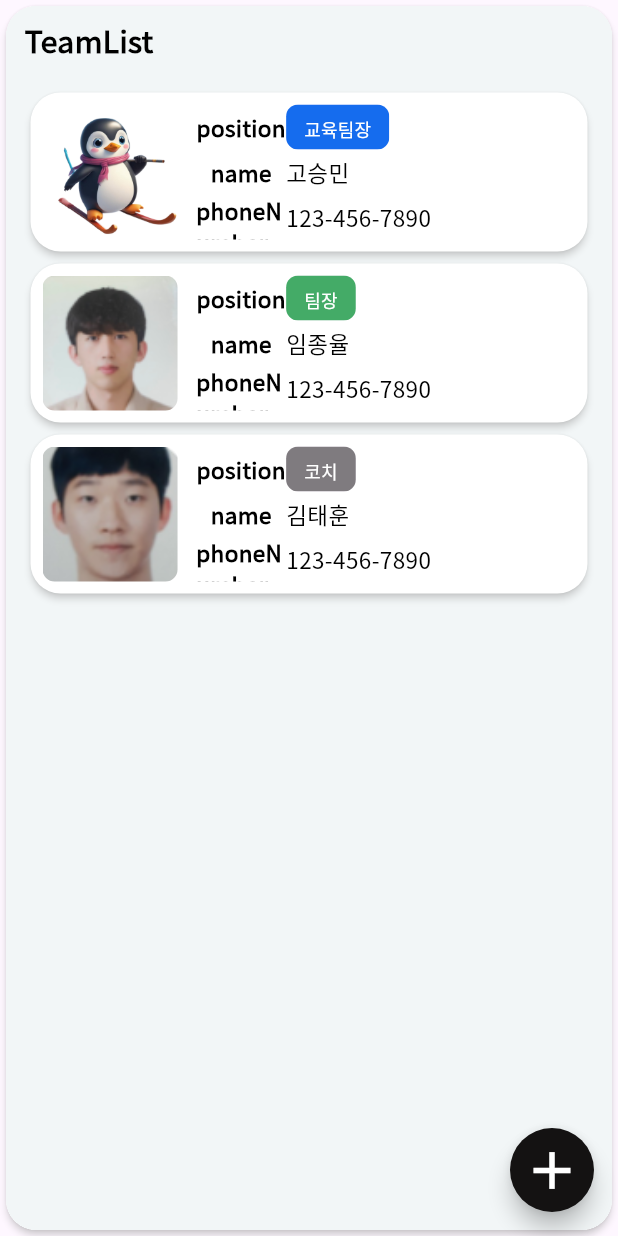
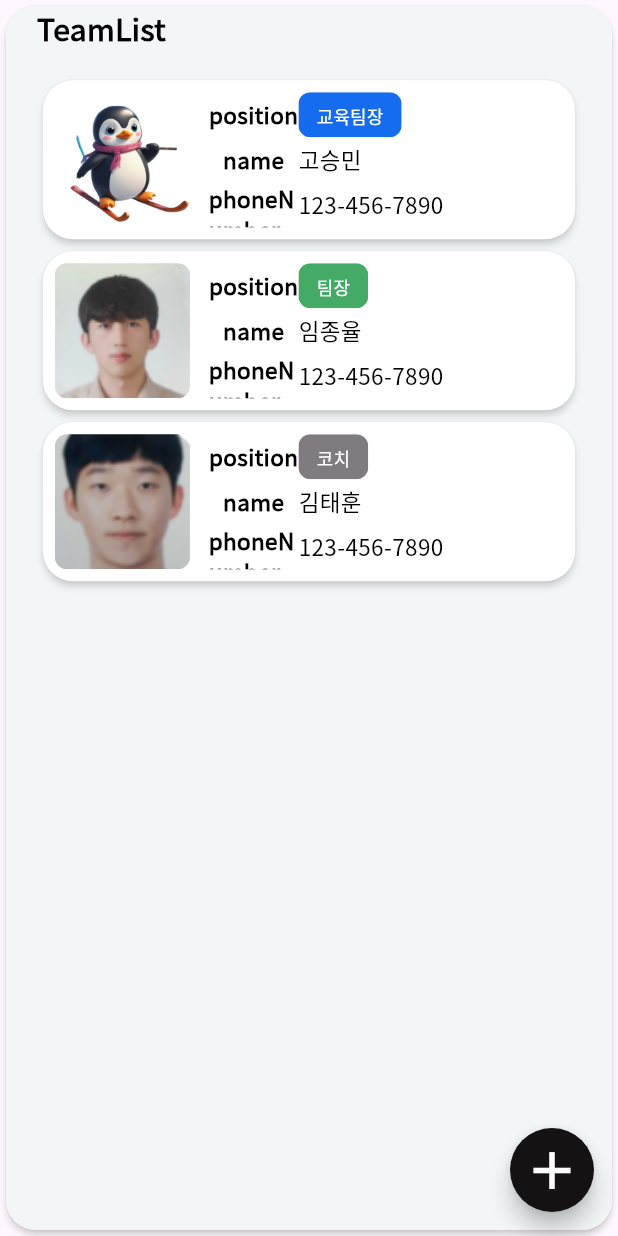
Before and after one commit to jason9865/go-ski, a Flutter app: the TeamListScreen screen opened directly, on a phone screen of 412 x 824 dp. Run offline on Flutter 3.47's test engine with Material 3 defaults, Android fonts, the phone set to English and light mode, and no system bars; our stand-ins replace easy_localization, get, image_picker, logger; project files that could hold a hidden picture were left out.

Commit message:
🎨 Refactor : goskiContainer

```diff
--- a/goski_instructor/lib/ui/component/goski_container.dart
+++ b/goski_instructor/lib/ui/component/goski_container.dart
@@ -42,26 +42,31 @@ class GoskiContainer extends StatelessWidget {
     // 기능 함수와 버튼 이름이 들어오면 버튼 렌더링, 아니면 버튼 대신 공백 렌더링
     return onConfirm != null && buttonName != null
         ? Container(
+            padding: EdgeInsets.symmetric(
+              horizontal: screenSizeController.getWidthByRatio(0.05),
+            ),
             width: screenSizeController.getWidthByRatio(1),
             height: screenSizeController.getHeightByRatio(1),
             decoration: const BoxDecoration(color: goskiBackground),
             child: Column(
+              mainAxisAlignment: MainAxisAlignment.spaceBetween,
               children: [
-                SingleChildScrollView(
-                  padding: EdgeInsets.symmetric(
-                    vertical: screenSizeController.getHeightByRatio(0.01),
-                    horizontal: screenSizeController.getWidthByRatio(0.06),
-                  ),
+                Expanded(
+                  child: SingleChildScrollView(
                     child: Column(
                       children: [
                         child,
-                      const SizedBox(
-                        height: 10,
-                      ),
                       ],
                     ),
                   ),
-                Row(
+                ),
+                SizedBox(
+                  height: screenSizeController.getHeightByRatio(0.01),
+                ),
+                Padding(
+                  padding: EdgeInsets.only(
+                      bottom: screenSizeController.getHeightByRatio(0.02)),
+                  child: Row(
                     mainAxisAlignment: MainAxisAlignment.center,
                     children: [
                       GoskiBigsizeButton(
@@ -70,18 +75,18 @@ class GoskiContainer extends StatelessWidget {
                           onTap: () => 0),
                     ],
                   ),
+                ),
               ],
             ),
           )
         : Container(
+            padding: EdgeInsets.symmetric(
+              horizontal: screenSizeController.getWidthByRatio(0.05),
+            ),
             decoration: const BoxDecoration(color: goskiBackground),
             width: screenSizeController.getWidthByRatio(1),
             height: screenSizeController.getHeightByRatio(1),
             child: SingleChildScrollView(
-              padding: EdgeInsets.symmetric(
-                vertical: screenSizeController.getHeightByRatio(0.01),
-                horizontal: screenSizeController.getWidthByRatio(0.03),
-              ),
               child: Column(
                 children: [
                   child,
```
Lines whose indentation alone changed are shown as unchanged.
